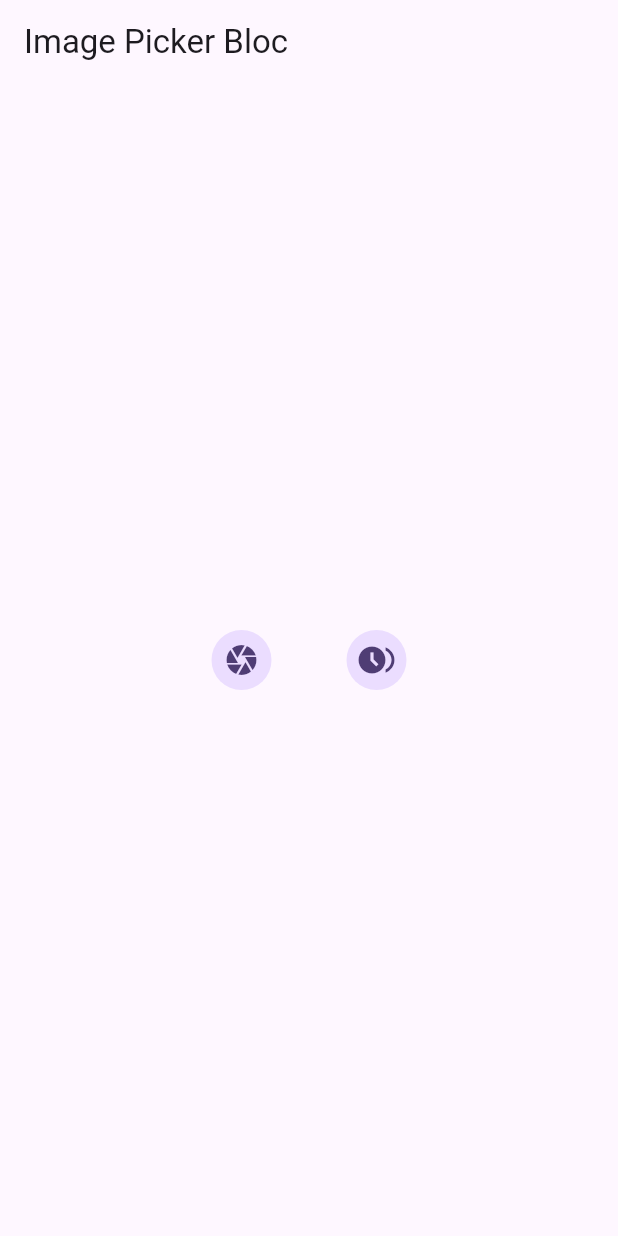
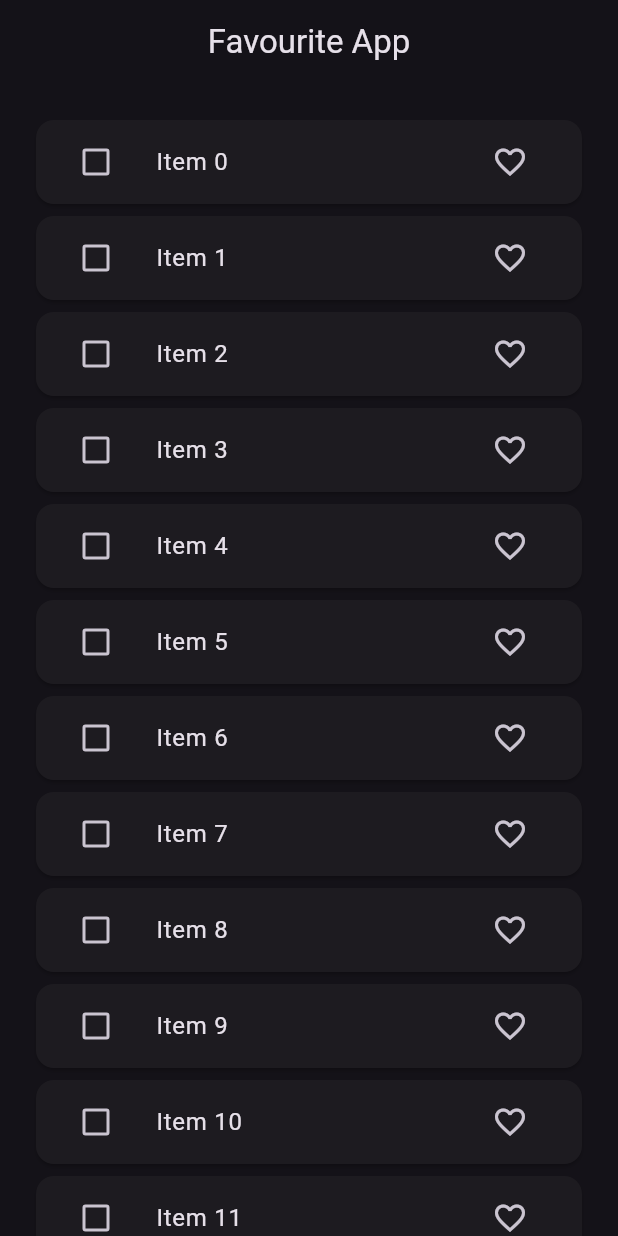
Before and after one commit to KrishKanojia/Bloc-Project, a Flutter app: the screen it shows after launch, on a phone screen of 412 x 824 dp. Run offline on Flutter 3.47's test engine with Material 3 defaults, Android fonts, the phone set to English and light mode, and no system bars; our stand-ins replace bloc, equatable, flutter_bloc, image_picker.

```diff
--- /dev/null
+++ b/lib/bloc/favourite_app/favourite_bloc.dart
@@ -0,0 +1,55 @@
+import 'package:demo_app/bloc/favourite_app/favourite_event.dart';
+import 'package:demo_app/bloc/favourite_app/favourite_state.dart';
+import 'package:demo_app/model/favourite_item_model.dart';
+import 'package:demo_app/repository/favourite_repository.dart';
+import 'package:flutter_bloc/flutter_bloc.dart';
+
+class FavouriteBloc extends Bloc<FavouriteListEvent, FavouriteItemState> {
+  List<FavouriteItemModel> _favouriteList = [];
+  List<FavouriteItemModel> _tempFavouriteList = [];
+  FavouriteRepository favouriteRepository;
+  FavouriteBloc(this.favouriteRepository) : super(const FavouriteItemState()) {
+    on<FetchFavouriteList>(_fetchItem);
+    on<FavouriteIcon>(_toggleFavourite);
+    on<SelectFavouriteItem>(_selectFavourite);
+    on<DeleteItemsEvent>(_deleteItem);
+  }
+
+  void _fetchItem(
+      FetchFavouriteList event, Emitter<FavouriteItemState> emit) async {
+    _favouriteList = await favouriteRepository.fetchItem();
+    emit(state.copyWith(
+        favouriteListItem: List.from(_favouriteList),
+        listStatus: ListStatus.success));
+  }
+
+  void _toggleFavourite(FavouriteIcon event, Emitter<FavouriteItemState> emit) {
+    // FavouriteItemModel model = FavouriteItemModel(
+    //     id: _favouriteList[event.index].id,
+    //     value: _favouriteList[event.index].value,
+    //     isDeleting: _favouriteList[event.index].isDeleting,
+    //     isFavourite: _favouriteList[event.index].isFavourite ? false : true);
+    // _favouriteList[event.index] = model;
+
+    int index =
+        _favouriteList.indexWhere((element) => element.id == event.item.id);
+    _favouriteList[index] = event.item;
+
+    emit(state.copyWith(favouriteListItem: List.from(_favouriteList)));
+  }
+
+  void _selectFavourite(
+      SelectFavouriteItem event, Emitter<FavouriteItemState> emit) {
+    int index =
+        _favouriteList.indexWhere((element) => element.id == event.item.id);
+    _favouriteList[index] = event.item;
+
+    emit(state.copyWith(favouriteListItem: List.from(_favouriteList)));
+  }
+
+  void _deleteItem(DeleteItemsEvent event, Emitter<FavouriteItemState> emit) {
+    _favouriteList.removeWhere((element) => element.isDeleting == true);
+
+    emit(state.copyWith(favouriteListItem: List.from(_favouriteList)));
+  }
+}
--- /dev/null
+++ b/lib/bloc/favourite_app/favourite_event.dart
@@ -0,0 +1,24 @@
+import 'package:demo_app/model/favourite_item_model.dart';
+import 'package:equatable/equatable.dart';
+
+abstract class FavouriteListEvent extends Equatable {
+  const FavouriteListEvent();
+  @override
+  List<Object> get props => [];
+}
+
+class FetchFavouriteList extends FavouriteListEvent {}
+
+class FavouriteIcon extends FavouriteListEvent {
+  final FavouriteItemModel item;
+
+  const FavouriteIcon({required this.item});
+}
+
+class SelectFavouriteItem extends FavouriteListEvent {
+  final FavouriteItemModel item;
+
+  const SelectFavouriteItem({required this.item});
+}
+
+class DeleteItemsEvent extends FavouriteListEvent {}
--- /dev/null
+++ b/lib/bloc/favourite_app/favourite_state.dart
@@ -0,0 +1,26 @@
+import 'package:demo_app/model/favourite_item_model.dart';
+import 'package:equatable/equatable.dart';
+
+enum ListStatus { loading, success, failure }
+
+class FavouriteItemState extends Equatable {
+  final List<FavouriteItemModel> favouriteListItem;
+
+  final ListStatus listStatus;
+
+  const FavouriteItemState(
+      {this.favouriteListItem = const [],
+      this.listStatus = ListStatus.loading});
+
+  FavouriteItemState copyWith(
+      {List<FavouriteItemModel>? favouriteListItem,
+      ListStatus? listStatus,
+      List<FavouriteItemModel>? tempFavouriteListItem}) {
+    return FavouriteItemState(
+        favouriteListItem: favouriteListItem ?? this.favouriteListItem,
+        listStatus: listStatus ?? this.listStatus);
+  }
+
+  @override
+  List<Object?> get props => [favouriteListItem, listStatus];
+}
--- a/lib/main.dart
+++ b/lib/main.dart
@@ -1,9 +1,9 @@
 import 'package:demo_app/bloc/counter/counter_bloc.dart';
+import 'package:demo_app/bloc/favourite_app/favourite_bloc.dart';
 import 'package:demo_app/bloc/imagePicker/imagePicker_bloc.dart';
 import 'package:demo_app/bloc/switch/switch_bloc.dart';
-import 'package:demo_app/ui/counter/counter_screen.dart';
-import 'package:demo_app/ui/imagePicker/imagePicker_screen.dart';
-import 'package:demo_app/ui/switch/switch_screen.dart';
+import 'package:demo_app/repository/favourite_repository.dart';
+import 'package:demo_app/ui/favourite_app/favourite_app_screen.dart';
 import 'package:demo_app/utils/image_picker_utils.dart';
 import 'package:flutter/material.dart';
 import 'package:flutter_bloc/flutter_bloc.dart';
@@ -22,15 +22,18 @@ class MyApp extends StatelessWidget {
         BlocProvider(create: (context) => CounterBloc()),
         BlocProvider(create: (context) => SwitchBloc()),
         BlocProvider(create: (context) => ImagePickerBloc(ImagePickerUtils())),
+        BlocProvider(create: (context) => FavouriteBloc(FavouriteRepository())),
       ],
       child: MaterialApp(
         title: 'Flutter Demo',
         debugShowCheckedModeBanner: false,
+        themeMode: ThemeMode.dark,
         theme: ThemeData(
-          colorScheme: ColorScheme.fromSeed(seedColor: Colors.deepPurple),
+          brightness: Brightness.dark,
+          // colorScheme: ColorScheme.fromSeed(seedColor: Colors.deepPurple),
           useMaterial3: true,
         ),
-        home: const ImagePickerScreen(),
+        home: const FavouriteAppScreen(),
       ),
     );
   }
--- /dev/null
+++ b/lib/model/favourite_item_model.dart
@@ -0,0 +1,26 @@
+import 'package:equatable/equatable.dart';
+
+class FavouriteItemModel extends Equatable {
+  String id;
+  String value;
+  bool isDeleting;
+  bool isFavourite;
+
+  FavouriteItemModel(
+      {required this.id,
+      required this.value,
+      this.isDeleting = false,
+      this.isFavourite = false});
+
+  FavouriteItemModel copyWith(
+      {String? id, String? value, bool? isDeleting, bool? isFavourite}) {
+    return FavouriteItemModel(
+        id: id ?? this.id,
+        value: value ?? this.value,
+        isDeleting: isDeleting ?? this.isDeleting,
+        isFavourite: isFavourite ?? this.isFavourite);
+  }
+
+  @override
+  List<Object?> get props => [id, value, isDeleting, isFavourite];
+}
--- /dev/null
+++ b/lib/repository/favourite_repository.dart
@@ -0,0 +1,15 @@
+import 'package:demo_app/model/favourite_item_model.dart';
+
+class FavouriteRepository {
+  Future<List<FavouriteItemModel>> fetchItem() async {
+    await Future.delayed(const Duration(seconds: 3));
+    return List.of(_generateItem(20));
+  }
+
+  List<FavouriteItemModel> _generateItem(int len) {
+    return List.generate(
+        len,
+        (index) => FavouriteItemModel(
+            id: index.toString(), value: 'Item ${index.toString()}'));
+  }
+}
--- /dev/null
+++ b/lib/ui/favourite_app/favourite_app_screen.dart
@@ -0,0 +1,103 @@
+import 'package:demo_app/bloc/favourite_app/favourite_bloc.dart';
+import 'package:demo_app/bloc/favourite_app/favourite_event.dart';
+import 'package:demo_app/bloc/favourite_app/favourite_state.dart';
+import 'package:demo_app/model/favourite_item_model.dart';
+import 'package:flutter/material.dart';
+import 'package:flutter_bloc/flutter_bloc.dart';
+
+class FavouriteAppScreen extends StatefulWidget {
+  const FavouriteAppScreen({super.key});
+
+  @override
+  State<FavouriteAppScreen> createState() => _FavouriteAppScreenState();
+}
+
+class _FavouriteAppScreenState extends State<FavouriteAppScreen> {
+  @override
+  void initState() {
+    context.read<FavouriteBloc>().add(FetchFavouriteList());
+    super.initState();
+  }
+
+  @override
+  Widget build(BuildContext context) {
+    return Scaffold(
+      appBar: AppBar(
+        title: const Text("Favourite App"),
+        centerTitle: true,
+        actions: [
+          BlocBuilder<FavouriteBloc, FavouriteItemState>(
+              builder: ((context, state) {
+            return Visibility(
+              visible: state.favouriteListItem
+                      .any((element) => element.isDeleting == true)
+                  ? true
+                  : false,
+              child: IconButton(
+                  onPressed: () {
+                    context.read<FavouriteBloc>().add(DeleteItemsEvent());
+                  },
+                  icon: const Icon(
+                    Icons.delete,
+                    color: Colors.red,
+                  )),
+            );
+          }))
+        ],
+      ),
+      body: BlocBuilder<FavouriteBloc, FavouriteItemState>(
+          builder: (context, state) {
+        switch (state.listStatus) {
+          case ListStatus.loading:
+            return const Center(child: CircularProgressIndicator());
+          case ListStatus.failure:
+            return const Center(child: Text("Error"));
+          case ListStatus.success:
+            return ListView.builder(
+              padding: const EdgeInsets.all(20.0),
+              itemCount: state.favouriteListItem.length,
+              itemBuilder: ((context, index) {
+                FavouriteItemModel itemModel = state.favouriteListItem[index];
+                return Card(
+                  child: ListTile(
+                    leading: Checkbox(
+                        value: itemModel.isDeleting,
+                        onChanged: (value) {
+                          FavouriteItemModel model = FavouriteItemModel(
+                              id: itemModel.id,
+                              value: itemModel.value,
+                              isDeleting: value!,
+                              isFavourite: itemModel.isFavourite);
+
+                          context
+                              .read<FavouriteBloc>()
+                              .add(SelectFavouriteItem(item: model));
+                        }),
+                    title: Text(itemModel.value.toString()),
+                    trailing: IconButton(
+                        onPressed: () {
+                          FavouriteItemModel model = FavouriteItemModel(
+                              id: itemModel.id,
+                              value: itemModel.value,
+                              isDeleting: itemModel.isDeleting,
+                              isFavourite:
+                                  itemModel.isFavourite ? false : true);
+
+                          context
+                              .read<FavouriteBloc>()
+                              .add(FavouriteIcon(item: model));
+                        },
+                        icon: Icon(
+                          itemModel.isFavourite == false
+                              ? Icons.favorite_outline_sharp
+                              : Icons.favorite,
+                        )),
+                  ),
+                );
+              }),
+            );
+        }
+      }),
+    );
+  }
+}
--- a/pubspec.yaml
+++ b/pubspec.yaml
@@ -16,6 +16,7 @@ dependencies:
   flutter_bloc: ^8.1.3
   equatable: ^2.0.5
   image_picker: ^1.0.4
+  http: ^1.2.0
 
 
 
```
Also changed, not shown: pubspec.lock.
